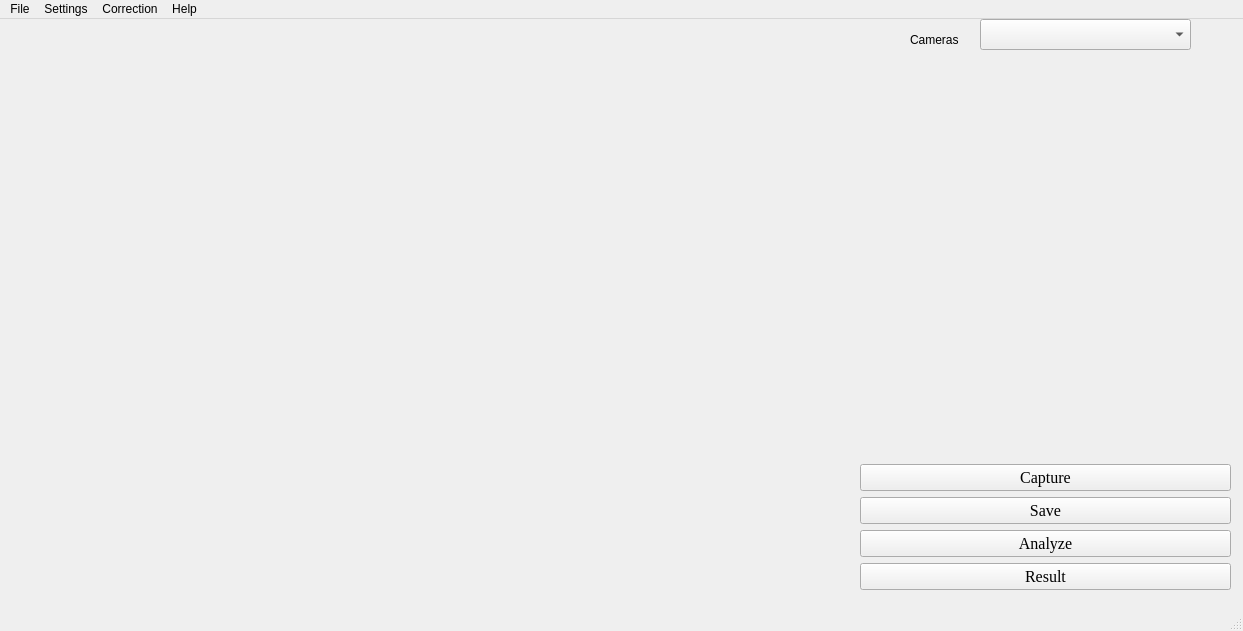
Above: Analyzer/analyzer.ui from MinbinGong/QtProjects before the change. Below: the same form after it.
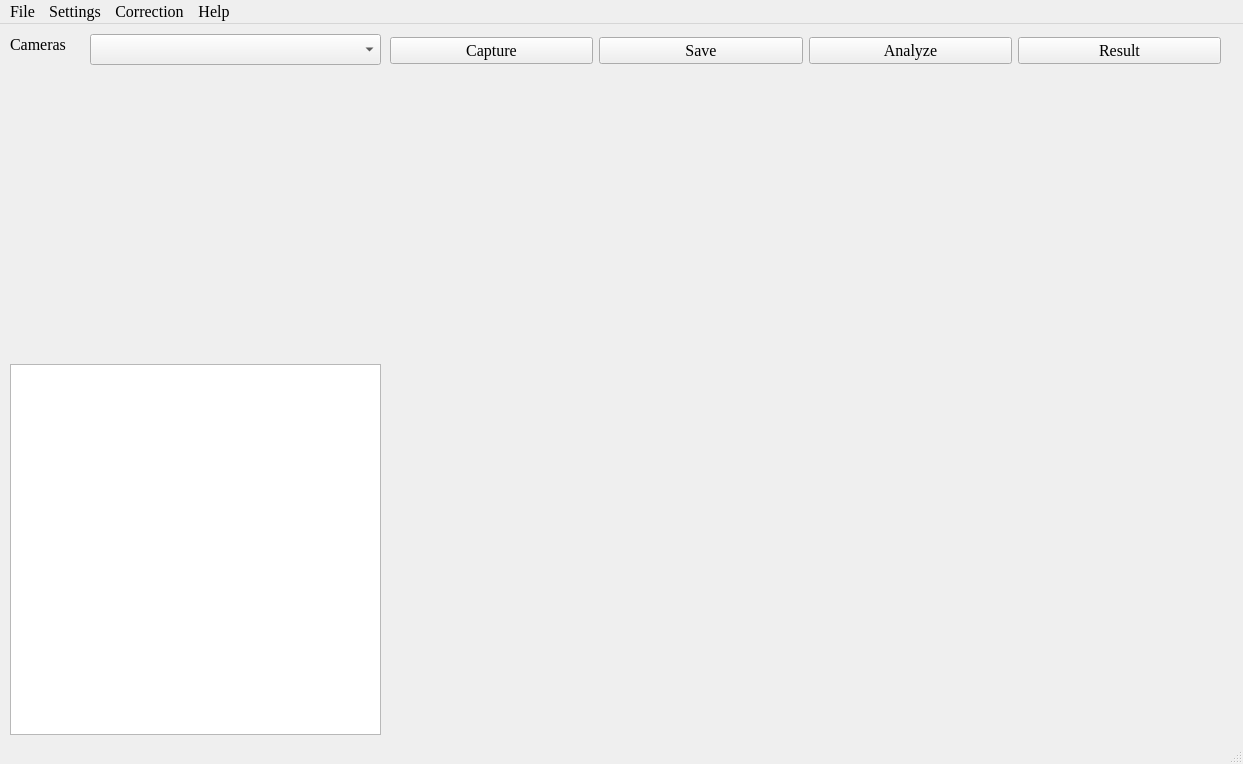
That is the form after the change.

Commit message: Analyzer seventh draft

What changed in the file:
```diff
--- a/Analyzer/analyzer.ui
+++ b/Analyzer/analyzer.ui
@@ -7,41 +7,69 @@
     <x>0</x>
     <y>0</y>
     <width>1243</width>
-    <height>631</height>
+    <height>764</height>
    </rect>
   </property>
   <property name="windowTitle">
    <string>Analyzer</string>
   </property>
   <widget class="QWidget" name="centralwidget">
+   <widget class="QComboBox" name="cameraType">
+    <property name="geometry">
+     <rect>
+      <x>90</x>
+      <y>10</y>
+      <width>291</width>
+      <height>31</height>
+     </rect>
+    </property>
+    <property name="font">
+     <font>
+      <family>Times New Roman</family>
+      <pointsize>12</pointsize>
+     </font>
+    </property>
+   </widget>
+   <widget class="QLabel" name="cameraLabel">
+    <property name="geometry">
+     <rect>
+      <x>10</x>
+      <y>10</y>
+      <width>71</width>
+      <height>21</height>
+     </rect>
+    </property>
+    <property name="font">
+     <font>
+      <family>Times New Roman</family>
+      <pointsize>12</pointsize>
+     </font>
+    </property>
+    <property name="text">
+     <string>Cameras</string>
+    </property>
+   </widget>
    <widget class="QWidget" name="horizontalLayoutWidget">
     <property name="geometry">
      <rect>
-      <x>20</x>
-      <y>10</y>
+      <x>390</x>
+      <y>60</y>
       <width>831</width>
-      <height>561</height>
+      <height>651</height>
      </rect>
     </property>
     <layout class="QHBoxLayout" name="imageView"/>
    </widget>
-   <widget class="QWidget" name="verticalLayoutWidget">
+   <widget class="QWidget" name="horizontalLayoutWidget_2">
     <property name="geometry">
      <rect>
-      <x>860</x>
-      <y>40</y>
-      <width>371</width>
-      <height>531</height>
+      <x>390</x>
+      <y>10</y>
+      <width>831</width>
+      <height>33</height>
      </rect>
     </property>
-    <layout class="QVBoxLayout" name="verticalLayout">
-     <item>
-      <widget class="QLabel" name="zoomLabel">
-       <property name="text">
-        <string/>
-       </property>
-      </widget>
-     </item>
+    <layout class="QHBoxLayout" name="horizontalLayout">
      <item>
       <widget class="QPushButton" name="capture">
        <property name="font">
@@ -96,28 +124,39 @@
      </item>
     </layout>
    </widget>
-   <widget class="QComboBox" name="cameraType">
+   <widget class="QWidget" name="verticalLayoutWidget">
     <property name="geometry">
      <rect>
-      <x>980</x>
-      <y>0</y>
-      <width>211</width>
-      <height>31</height>
+      <x>10</x>
+      <y>60</y>
+      <width>371</width>
+      <height>271</height>
      </rect>
     </property>
+    <layout class="QVBoxLayout" name="verticalLayout">
+     <item>
+      <widget class="QLabel" name="zoomLabel">
+       <property name="text">
+        <string/>
+       </property>
+      </widget>
+     </item>
+    </layout>
    </widget>
-   <widget class="QLabel" name="cameraLabel">
+   <widget class="QWidget" name="verticalLayoutWidget_2">
     <property name="geometry">
      <rect>
-      <x>910</x>
-      <y>10</y>
-      <width>71</width>
-      <height>21</height>
+      <x>10</x>
+      <y>340</y>
+      <width>371</width>
+      <height>371</height>
      </rect>
     </property>
-    <property name="text">
-     <string>Cameras</string>
-    </property>
+    <layout class="QVBoxLayout" name="verticalLayout_2">
+     <item>
+      <widget class="QListView" name="listView"/>
+     </item>
+    </layout>
    </widget>
   </widget>
   <widget class="QMenuBar" name="menubar">
@@ -126,9 +165,15 @@
      <x>0</x>
      <y>0</y>
      <width>1243</width>
-     <height>29</height>
+     <height>27</height>
     </rect>
    </property>
+   <property name="font">
+    <font>
+     <family>Times New Roman</family>
+     <pointsize>12</pointsize>
+    </font>
+   </property>
    <widget class="QMenu" name="menuFile">
     <property name="title">
      <string>File</string>
@@ -143,7 +188,6 @@
     <property name="title">
      <string>Settings</string>
     </property>
-    <addaction name="actionUnit_Settings"/>
    </widget>
    <widget class="QMenu" name="menuCorrection">
     <property name="title">
@@ -154,7 +198,6 @@
     <property name="title">
      <string>Help</string>
     </property>
-    <addaction name="action_About"/>
    </widget>
    <addaction name="menuFile"/>
    <addaction name="menuSettings"/>
@@ -166,32 +209,31 @@
    <property name="text">
     <string>&amp;New</string>
    </property>
+   <property name="shortcut">
+    <string>Ctrl+N</string>
+   </property>
   </action>
   <action name="action_Save">
    <property name="text">
     <string>&amp;Save</string>
    </property>
+   <property name="shortcut">
+    <string>Ctrl+S</string>
+   </property>
   </action>
   <action name="action_Save_As">
    <property name="text">
     <string>&amp;Save As</string>
    </property>
+   <property name="shortcut">
+    <string>Ctrl+Shift+S</string>
+   </property>
   </action>
   <action name="action_Exit">
    <property name="text">
     <string>&amp;Exit</string>
    </property>
   </action>
-  <action name="actionUnit_Settings">
-   <property name="text">
-    <string>Unit Settings</string>
-   </property>
-  </action>
-  <action name="action_About">
-   <property name="text">
-    <string>&amp;About</string>
-   </property>
-  </action>
  </widget>
  <resources/>
  <connections>
```
The commit also changes 6 other files.
